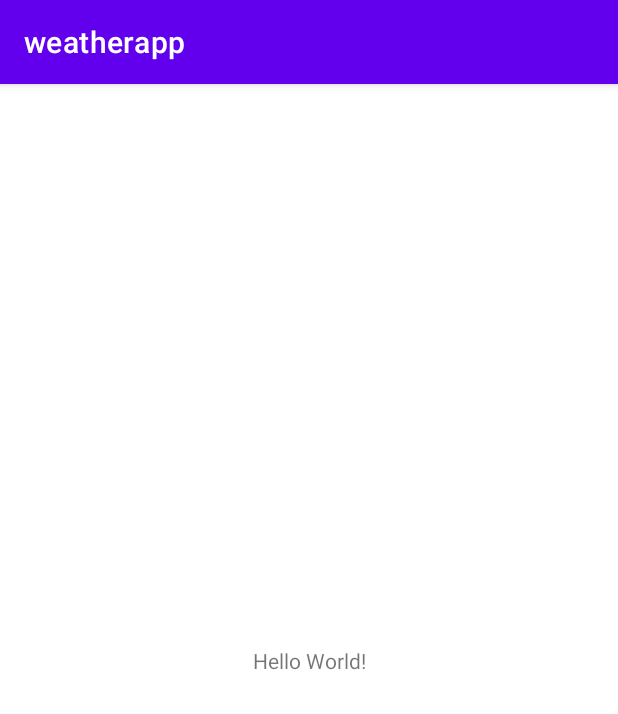
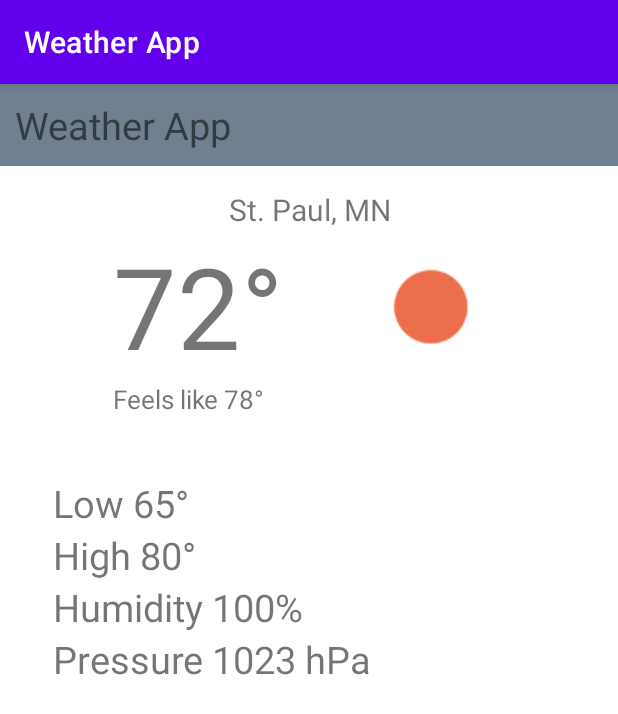
Before and after one commit to lAli-Yangl/WeatherApp, an Android app: the screen it shows after launch (MainActivity), on a phone screen of 412 x 824 dp. Shown: the top 714 px of the screen. Run offline under Robolectric (Android 15) with nearby library versions, the phone set to English and light mode, and no system bars.

Commit message:
Assignment 2

```diff
--- a/app/src/main/res/layout/activity_main.xml
+++ b/app/src/main/res/layout/activity_main.xml
@@ -4,15 +4,106 @@
     xmlns:tools="http://schemas.android.com/tools"
     android:layout_width="match_parent"
     android:layout_height="match_parent"
-    tools:context=".MainActivity">
+    tools:context=".MainActivity"
+    >
 
     <TextView
+        android:id="@+id/app_name"
+        android:text="@string/app_name"
+        android:textSize="25dp"
+        app:layout_constraintStart_toStartOf="parent"
+        app:layout_constraintEnd_toEndOf="parent"
+        android:layout_width="0dp"
+        android:layout_height="wrap_content"
+        android:paddingLeft="10dp"
+        android:paddingTop="10dp"
+        android:paddingBottom="10dp"
+        android:background="@color/slategray"/>
+
+    <TextView
+        android:id="@+id/city_name"
+        android:layout_height="wrap_content"
+        android:layout_width="wrap_content"
+        android:text="@string/city_name"
+        android:textAlignment="center"
+        android:textSize="20sp"
+        app:layout_constraintStart_toStartOf="parent"
+        app:layout_constraintTop_toBottomOf="@id/app_name"
+        app:layout_constraintEnd_toEndOf="parent"
+        android:paddingTop="15dp" />
+
+    <TextView
+        android:id="@+id/current_temp"
         android:layout_width="wrap_content"
         android:layout_height="wrap_content"
-        android:text="Hello World!"
-        app:layout_constraintBottom_toBottomOf="parent"
+        android:text="@string/current_temp"
+        android:textSize="75sp"
+        app:layout_constraintTop_toBottomOf="@id/city_name"
+        app:layout_constraintStart_toStartOf="parent"
+        android:layout_marginStart="75dp"
+        />
+
+    <TextView
+        android:id="@+id/feels_like"
+        android:text="@string/feels_like"
+        android:textSize="17sp"
+        android:layout_width="wrap_content"
+        android:layout_height="wrap_content"
+        app:layout_constraintTop_toBottomOf="@id/current_temp"
+        app:layout_constraintStart_toStartOf="@id/current_temp"
+        />
+
+    <TextView
+        android:id="@+id/low"
+        android:text="@string/low"
+        android:textSize="25dp"
+        app:layout_constraintStart_toStartOf="parent"
+        android:layout_marginStart="35dp"
+        android:layout_width="wrap_content"
+        android:layout_height="wrap_content"
+        android:layout_marginTop="40dp"
+        app:layout_constraintTop_toBottomOf="@+id/feels_like"/>
+
+    <TextView
+        android:id="@+id/high"
+        android:text="@string/high"
+        android:textSize="25dp"
+        android:layout_width="wrap_content"
+        android:layout_height="wrap_content"
+        app:layout_constraintStart_toStartOf="@+id/low"
+        app:layout_constraintTop_toBottomOf="@id/low"
+        />
+
+    <TextView
+        android:id="@+id/Humidity"
+        android:text="@string/humidity"
+        android:textSize="25dp"
+        android:layout_width="wrap_content"
+        android:layout_height="wrap_content"
+        app:layout_constraintStart_toStartOf="@id/low"
+        app:layout_constraintTop_toBottomOf="@id/high"
+        />
+
+    <TextView
+        android:id="@+id/pressure"
+        android:text="@string/pressure"
+        android:textSize="25dp"
+        android:layout_width="wrap_content"
+        android:layout_height="wrap_content"
+        app:layout_constraintTop_toBottomOf="@+id/Humidity"
+        app:layout_constraintStart_toStartOf="@+id/low"
+        />
+
+    <ImageView
+        android:id="@+id/current_condition_icon"
+        android:layout_width="100dp"
+        android:layout_height="100dp"
+        android:src="@drawable/sun"
+        android:importantForAccessibility="no"
+        android:layout_marginEnd="75dp"
         app:layout_constraintEnd_toEndOf="parent"
-        app:layout_constraintStart_toStartOf="parent"
-        app:layout_constraintTop_toTopOf="parent" />
+        app:layout_constraintTop_toTopOf="@id/current_temp"
+        app:layout_constraintBottom_toBottomOf="@id/current_temp"
+        />
 
 </androidx.constraintlayout.widget.ConstraintLayout>
--- a/app/src/main/res/values/colors.xml
+++ b/app/src/main/res/values/colors.xml
@@ -7,4 +7,5 @@
     <color name="teal_700">#FF018786</color>
     <color name="black">#FF000000</color>
     <color name="white">#FFFFFFFF</color>
+    <color name="slategray">#708090</color>
 </resources>
--- a/app/src/main/res/values/strings.xml
+++ b/app/src/main/res/values/strings.xml
@@ -1,3 +1,11 @@
 <resources>
-    <string name="app_name">weatherapp</string>
+    <string name="app_name">Weather App</string>
+    <string name="city_name">St. Paul, MN</string>
+    <string name="current_temp">72°</string>
+    <string name="feels_like">Feels like 78°</string>
+    <string name="low">Low 65°</string>
+    <string name="high">High 80°</string>
+    <string name="humidity">Humidity 100%</string>
+    <string name="pressure">Pressure 1023 hPa</string>
+
 </resources>
```
Also changed, not shown: app/src/main/res/drawable-v24/sun.png (added).
